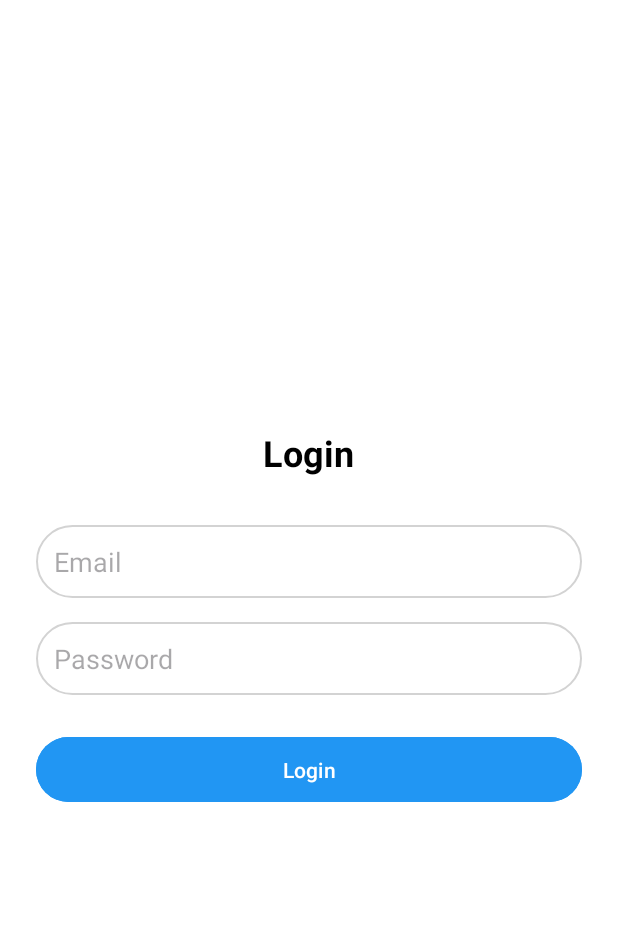
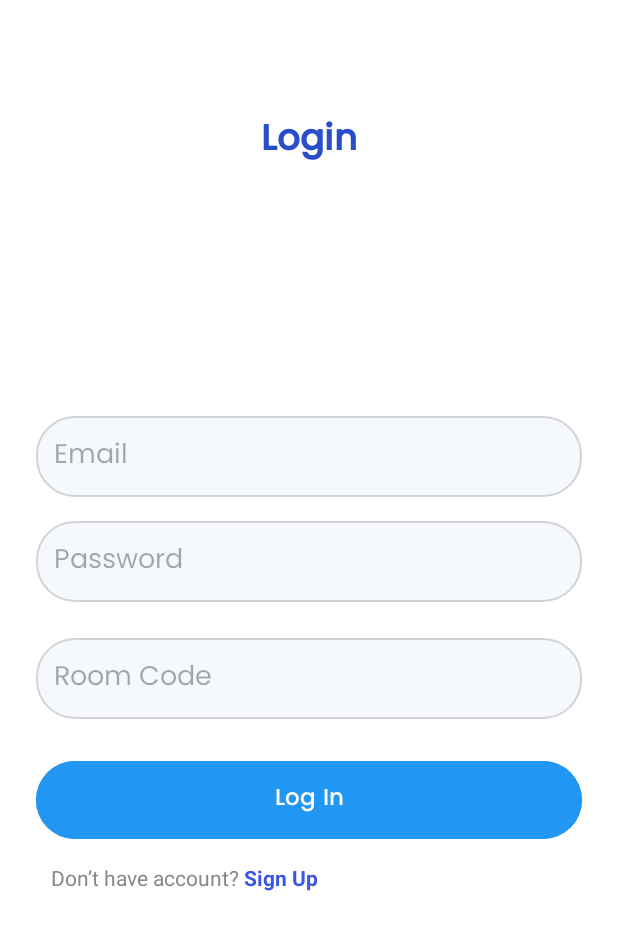
Before and after one commit to Surajgholase/JustChat, an Android app: the layout activity_login.xml on its own in the app's theme, with its tools: preview values and no code run, on a phone screen of 412 x 824 dp. Shown: the top 930 px of the screen. Run offline under Robolectric (Android 15) with nearby library versions, the phone set to English and light mode, and no system bars.

Commit message:
giving proper design to login page

```diff
--- a/app/src/main/res/drawable/edit_text.xml
+++ b/app/src/main/res/drawable/edit_text.xml
@@ -1,6 +1,6 @@
 <shape xmlns:android="http://schemas.android.com/apk/res/android"
     android:shape="rectangle">
-    <solid android:color="#FFFFFF" />
+    <solid android:color="#F5F9FE" />
     <corners android:radius="25dp" />
     <stroke
         android:width="1dp"
--- a/app/src/main/res/layout/activity_login.xml
+++ b/app/src/main/res/layout/activity_login.xml
@@ -4,25 +4,31 @@
     android:layout_height="match_parent"
     android:padding="24dp"
     android:orientation="vertical"
-    android:gravity="center"
+    android:layout_gravity="center_horizontal"
     android:background="@color/white">
+
     <TextView
         android:id="@+id/loginTitle"
         android:layout_width="wrap_content"
         android:layout_height="wrap_content"
+        android:layout_marginBottom="23dp"
+        android:layout_gravity="center_horizontal"
+        android:layout_marginTop="50dp"
+        android:fontFamily="@font/popmedium"
         android:text="Login"
+        android:textColor="#2A4ECA"
         android:textSize="24sp"
-        android:textStyle="bold"
-        android:textColor="#000000"
-        android:layout_marginBottom="32dp" />
+        android:textStyle="bold" />
 
     <EditText
         android:id="@+id/etEmail"
         android:layout_width="match_parent"
         android:layout_height="wrap_content"
         android:hint="Email"
+        android:fontFamily="@font/popregular"
         android:inputType="textEmailAddress"
         android:padding="12dp"
+        android:layout_marginTop="140dp"
         android:layout_marginBottom="16dp"
         android:background="@drawable/edit_text"/>
 
@@ -31,6 +37,17 @@
         android:layout_width="match_parent"
         android:layout_height="wrap_content"
         android:hint="Password"
+        android:fontFamily="@font/popregular"
+        android:inputType="textPassword"
+        android:padding="12dp"
+        android:background="@drawable/edit_text"
+        android:layout_marginBottom="24dp" />
+    <EditText
+        android:id="@+id/etRoomCode"
+        android:layout_width="match_parent"
+        android:layout_height="wrap_content"
+        android:hint="Room Code"
+        android:fontFamily="@font/popregular"
         android:inputType="textPassword"
         android:padding="12dp"
         android:background="@drawable/edit_text"
@@ -39,10 +56,36 @@
     <Button
         android:id="@+id/btnLogin"
         android:layout_width="match_parent"
-        android:layout_height="wrap_content"
-        android:text="Login"
+        android:layout_height="60dp"
+        android:text="Log In"
+        android:fontFamily="@font/popmedium"
+        android:textSize="15dp"
         android:backgroundTint="#2196F3"
         android:textColor="#FFFFFF"
         android:padding="12dp" />
 
+    <LinearLayout
+        android:layout_width="wrap_content"
+        android:layout_height="wrap_content"
+        android:orientation="horizontal"
+        android:layout_marginTop="12dp"
+        android:layout_marginLeft="10dp">
+
+        <TextView
+            android:layout_width="wrap_content"
+            android:layout_height="wrap_content"
+            android:text="Don’t have account? "
+            android:textSize="14sp"
+            android:textColor="#888888"/>
+
+        <TextView
+            android:layout_width="wrap_content"
+            android:layout_height="wrap_content"
+            android:text="Sign Up"
+            android:textSize="14sp"
+            android:textColor="#3B55E6"
+            android:textStyle="bold"/>
+    </LinearLayout>
+
+
 </LinearLayout>
```
Also changed, not shown: app/src/main/res/font/popmedium.ttf (added), app/src/main/res/font/popregular.ttf (added).
